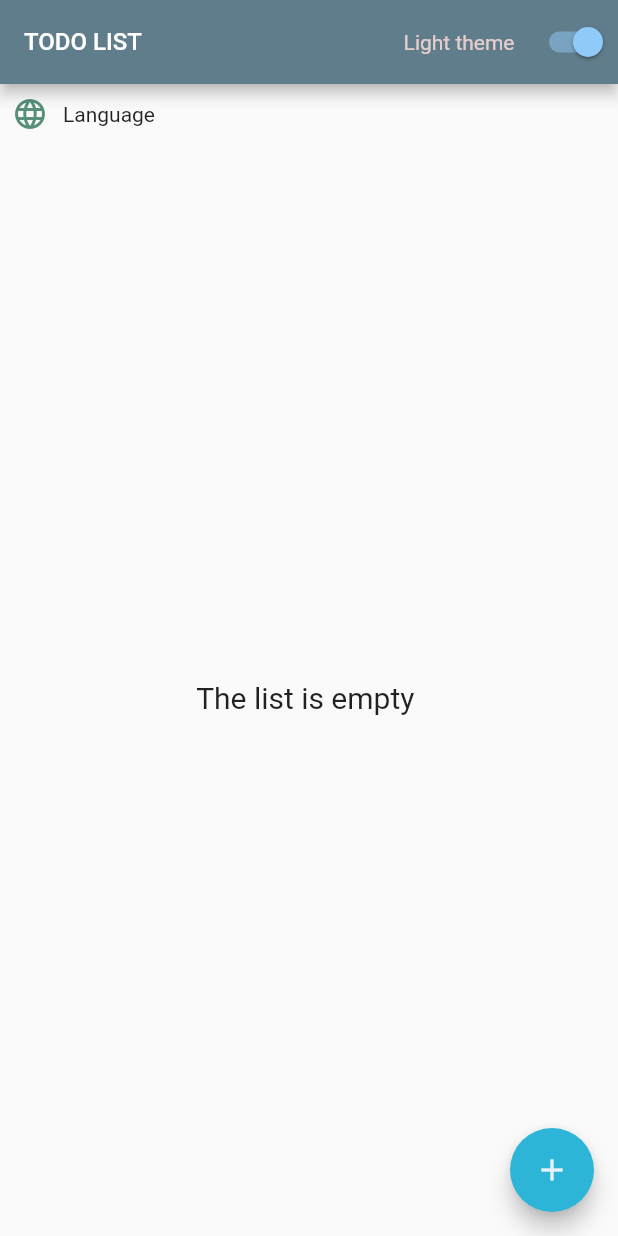
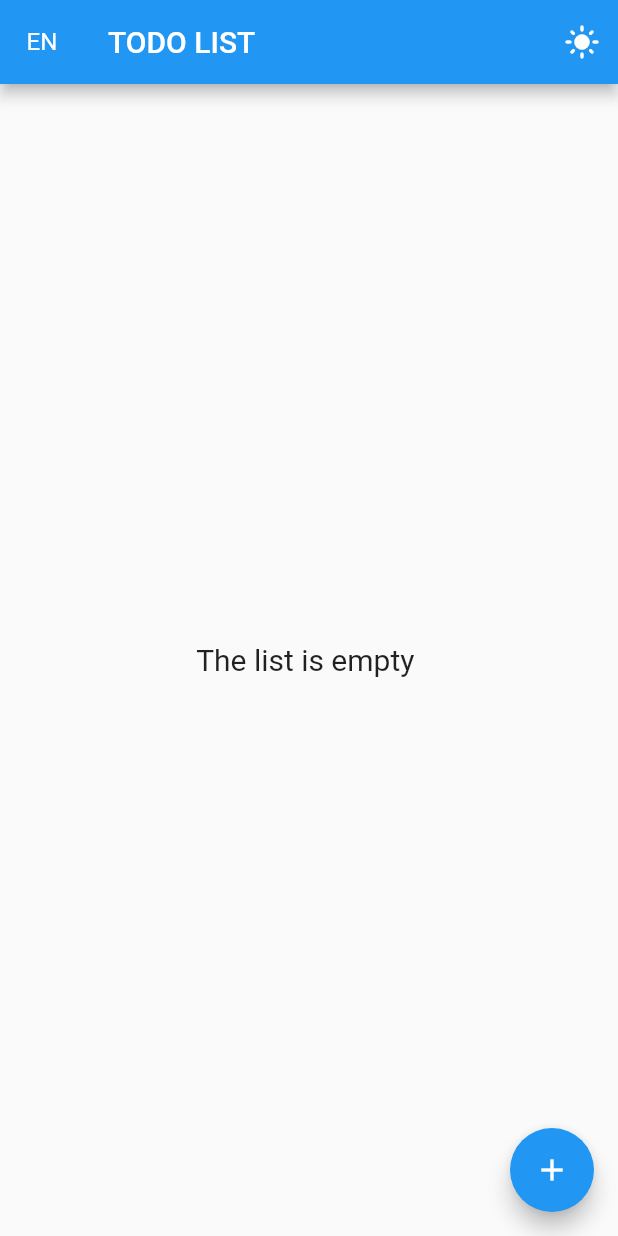
Before and after one commit to TalgatBatyrov/Flutter_todo_app, a Flutter app: the screen it shows after launch, on a phone screen of 412 x 824 dp. Run offline on Flutter 3.47's test engine with Material 2 defaults, Android fonts, the phone set to English and light mode, and no system bars; our stand-ins replace easy_localization, flutter_bloc, flutter_slidable, shared_preferences; Roboto replaces fonts that are missing (SF Pro Text).

Commit message:
ui: refacoring add todo

```diff
--- a/assets/translations/en-US.json
+++ b/assets/translations/en-US.json
@@ -5,5 +5,8 @@
     "language": "Language",
     "list_is_empty": "The list is empty ",
     "edit_todo": "Edit todo",
-    "creat_todo": "Creat todo"
+    "creat_todo": "Creat todo",
+    "cancel": "Cancel",
+    "save": "Save"
+
 }
--- a/assets/translations/ky-KG.json
+++ b/assets/translations/ky-KG.json
@@ -5,5 +5,7 @@
     "language": "Тилди тандоо",
     "list_is_empty": "Тизме бош",
     "edit_todo": "Ишти өзгөртүү",
-    "creat_todo": "Иш түзүү"
+    "creat_todo": "Иш түзүү",
+    "cancel": "Жокко чыгаруу",
+    "save": "Сактоо"
 }
--- a/assets/translations/ru-RU.json
+++ b/assets/translations/ru-RU.json
@@ -5,6 +5,8 @@
     "language": "Язык",
     "list_is_empty": "Список пуст",
     "edit_todo": "Изменить задачу",
-    "creat_todo": "Создать задачу"
+    "creat_todo": "Создать задачу",
+    "cancel": "Отменить",
+    "save": "Сохранить"
 
 }
--- /dev/null
+++ b/lib/app.dart
@@ -0,0 +1,42 @@
+import 'package:easy_localization/easy_localization.dart';
+import 'package:flutter/material.dart';
+import 'package:flutter_bloc/flutter_bloc.dart';
+import 'package:todo_shp_loc_cubit/cubits/theme/theme_cubit.dart';
+import 'package:todo_shp_loc_cubit/widgets/home/home.dart';
+
+class App extends StatefulWidget {
+  const App({Key? key}) : super(key: key);
+
+  @override
+  State<App> createState() => _AppState();
+}
+
+class _AppState extends State<App> {
+  final _themeCubit = ThemeCubit();
+
+  @override
+  void dispose() {
+    _themeCubit.close();
+    super.dispose();
+  }
+
+  @override
+  Widget build(BuildContext context) {
+    return BlocProvider.value(
+      value: _themeCubit,
+      child: BlocBuilder<ThemeCubit, ThemeData>(
+        builder: (context, state) {
+          return MaterialApp(
+            debugShowCheckedModeBanner: false,
+            localizationsDelegates: context.localizationDelegates,
+            supportedLocales: context.supportedLocales,
+            locale: context.locale,
+            title: 'Flutter Demo',
+            theme: state,
+            home: const Home(),
+          );
+        },
+      ),
+    );
+  }
+}
--- a/lib/cubits/theme/theme_cubit.dart
+++ b/lib/cubits/theme/theme_cubit.dart
@@ -1,23 +1,14 @@
+import 'package:flutter/material.dart';
 import 'package:flutter_bloc/flutter_bloc.dart';
-import 'package:shared_preferences/shared_preferences.dart';
-import 'package:todo_shp_loc_cubit/cubits/theme/theme_state.dart';
 
-class ThemeCubit extends Cubit<ThemeState> {
-  bool lightTheme = true;
-  ThemeCubit() : super(ThemeisChanged(themeMode: true)) {
-    loadTheme();
-  }
+class ThemeCubit extends Cubit<ThemeData> {
+  ThemeCubit() : super(ThemeData.light());
 
-  void themeChanged() async {
-    final prefs = await SharedPreferences.getInstance();
-    lightTheme = !lightTheme;
-    await prefs.setBool('theme', lightTheme);
-    emit(ThemeisChanged(themeMode: lightTheme));
-  }
-
-  void loadTheme() async {
-    final prefs = await SharedPreferences.getInstance();
-    lightTheme = prefs.getBool('theme') ?? lightTheme;
-    emit(ThemeisChanged(themeMode: lightTheme));
+  void toggle() {
+    if (state.brightness == Brightness.light) {
+      emit(ThemeData.dark());
+    } else {
+      emit(ThemeData.light());
+    }
   }
 }
--- a/lib/cubits/theme/theme_state.dart
+++ /dev/null
@@ -1,7 +0,0 @@
-abstract class ThemeState {}
-
-class ThemeisChanged extends ThemeState {
-  bool themeMode;
-  // ThemeMode themeMode;
-  ThemeisChanged({required this.themeMode});
-}
--- a/lib/cubits/todo/todo_cubit.dart
+++ b/lib/cubits/todo/todo_cubit.dart
@@ -8,9 +8,8 @@ import 'package:todo_shp_loc_cubit/models/todo.dart';
 class TodoCubit extends Cubit<TodoState> {
   List<dynamic> todoList = [];
   final controller = TextEditingController();
-  bool lightTheme = true;
 
-  TodoCubit() : super(TodoEmptyState()) {
+  TodoCubit() : super(TodoLoadingState()) {
     loadData();
   }
 
--- a/lib/main.dart
+++ b/lib/main.dart
@@ -1,9 +1,6 @@
 import 'package:easy_localization/easy_localization.dart';
 import 'package:flutter/material.dart';
-import 'package:flutter_bloc/flutter_bloc.dart';
-import 'package:todo_shp_loc_cubit/cubits/theme/theme_cubit.dart';
-import 'package:todo_shp_loc_cubit/cubits/theme/theme_state.dart';
-import 'package:todo_shp_loc_cubit/widgets/home/home.dart';
+import 'package:todo_shp_loc_cubit/app.dart';
 
 void main() async {
   WidgetsFlutterBinding.ensureInitialized();
@@ -18,65 +15,7 @@ void main() async {
       ],
       path: 'assets/translations',
       fallbackLocale: const Locale('ru', 'RU'),
-      child: const MyApp(),
+      child: const App(),
     ),
   );
 }
-
-class MyApp extends StatefulWidget {
-  const MyApp({Key? key}) : super(key: key);
-
-  @override
-  State<MyApp> createState() => _MyAppState();
-}
-
-class _MyAppState extends State<MyApp> {
-  late final _themeCubit = ThemeCubit();
-
-  @override
-  void dispose() {
-    _themeCubit.close();
-    super.dispose();
-  }
-
-  @override
-  Widget build(BuildContext context) {
-    return BlocProvider.value(
-      value: _themeCubit,
-      child: BlocBuilder<ThemeCubit, ThemeState>(
-        builder: (context, state) {
-          if (state is ThemeisChanged) {
-            return MaterialApp(
-              debugShowCheckedModeBanner: false,
-              localizationsDelegates: context.localizationDelegates,
-              supportedLocales: context.supportedLocales,
-              locale: context.locale,
-              title: 'Flutter Demo',
-              theme: ThemeData(
-                brightness:
-                    _themeCubit.lightTheme ? Brightness.light : Brightness.dark,
-                primaryColor: Colors.lightBlue[800],
-                primarySwatch: Colors.blueGrey,
-                fontFamily: 'Georgia',
-                textTheme: const TextTheme(
-                  headline1: TextStyle(
-                      fontSize: 22.0,
-                      fontWeight: FontWeight.bold,
-                      fontFamily: 'SF Pro Text'),
-                  headline6: TextStyle(
-                      fontSize: 16.0,
-                      fontStyle: FontStyle.normal,
-                      fontFamily: 'SF Pro Text'),
-                  bodyText2:
-                      TextStyle(fontSize: 14.0, fontFamily: 'SF Pro Text'),
-                ),
-              ),
-              home: const Home(),
-            );
-          }
-          return const SizedBox.shrink();
-        },
-      ),
-    );
-  }
-}
--- a/lib/widgets/home/home.dart
+++ b/lib/widgets/home/home.dart
@@ -1,4 +1,5 @@
 import 'package:easy_localization/easy_localization.dart';
+import 'package:flutter/cupertino.dart';
 import 'package:flutter/material.dart';
 import 'package:flutter_bloc/flutter_bloc.dart';
 import 'package:todo_shp_loc_cubit/cubits/theme/theme_cubit.dart';
@@ -22,150 +23,103 @@ class _HomeState extends State<Home> {
     super.dispose();
   }
 
-  Future<void> showCreateDialog(BuildContext context) {
-    void addTodo() {
-      String inputValue = _todosCubit.controller.text;
-      if (inputValue.isNotEmpty) {
-        _todosCubit.addTodo(
-          Todo(
-            title: inputValue,
-            completed: false,
-          ),
-        );
-      }
-      Navigator.of(context).pop();
-    }
-
-    return showDialog(
-      context: context,
-      builder: (ctx) => AlertDialog(
-        title: Text(tr('creat_todo')),
-        content: TextField(
-          onEditingComplete: () => addTodo(),
-          controller: _todosCubit.controller,
-          autofocus: true,
-          decoration: const InputDecoration(
-            border: OutlineInputBorder(),
-          ),
-        ),
-        actions: <Widget>[
-          TextButton(
-            onPressed: () => addTodo(),
-            child: const Text("Ok"),
-          ),
-        ],
-      ),
-    );
-  }
-
-  void locale(String languageSubtype, String countrySubtype) {
-    context.setLocale(Locale(languageSubtype, countrySubtype));
-    Navigator.of(context).pop();
-  }
-
   @override
   Widget build(BuildContext context) {
     final themeCubit = context.watch<ThemeCubit>();
-    final lightTheme = themeCubit.lightTheme;
-
-    Color themeStyle = !lightTheme
-        ? const Color.fromARGB(255, 77, 81, 85)
-        : const Color.fromARGB(255, 44, 181, 215);
 
     return BlocProvider.value(
       value: _todosCubit,
       child: Scaffold(
         appBar: AppBar(
-          actions: [
-            Row(
-              children: [
-                Text(
-                  tr('light_theme'),
-                  style: const TextStyle(
-                    color: Color.fromARGB(255, 230, 206, 206),
-                    fontFamily: 'SF Pro Text',
-                  ),
+          leading: Center(
+            child: DropdownButton<Locale>(
+              value: context.locale,
+              isDense: true,
+              icon: const SizedBox.shrink(),
+              iconEnabledColor: Colors.white,
+              underline: const SizedBox.shrink(),
+              onChanged: (locale) {
+                context.setLocale(locale ?? context.locale);
+              },
+              items: const [
+                DropdownMenuItem(
+                  value: Locale('en', 'US'),
+                  child: Text('EN'),
                 ),
-                const SizedBox(width: 10),
-                Switch(
-                  activeColor: Colors.blue[200],
-                  value: lightTheme,
-                  onChanged: (_) => themeCubit.themeChanged(),
+                DropdownMenuItem(
+                  value: Locale('ky', 'KG'),
+                  child: Text('KG'),
+                ),
+                DropdownMenuItem(
+                  value: Locale('ru', 'RU'),
+                  child: Text('RU'),
                 ),
               ],
+              selectedItemBuilder: (context) => [
+                const Text('EN', style: TextStyle(color: Colors.white)),
+                const Text('KG', style: TextStyle(color: Colors.white)),
+                const Text('RU', style: TextStyle(color: Colors.white)),
+              ],
+            ),
+          ),
+          actions: [
+            IconButton(
+              onPressed: themeCubit.toggle,
+              icon: Icon(themeCubit.state.brightness == Brightness.light
+                  ? Icons.light_mode
+                  : Icons.dark_mode),
             ),
           ],
           title: Text(tr('app_bar_title').toUpperCase()),
         ),
-        body: Column(
-          crossAxisAlignment: CrossAxisAlignment.center,
-          children: [
-            GestureDetector(
-              onTap: () {
-                showDialog(
-                  context: context,
-                  builder: (ctx) {
-                    ButtonStyle buttonStyle = ButtonStyle(
-                      foregroundColor: MaterialStateProperty.all(Colors.white),
-                      backgroundColor: MaterialStateProperty.all(themeStyle),
-                    );
-                    return AlertDialog(
-                      actionsAlignment: MainAxisAlignment.end,
-                      title: Text(tr('language')),
+        body: const SizedBox(
+          child: Expanded(child: TodoLIst()),
+        ),
+        floatingActionButton: FloatingActionButton(
+          onPressed: () async {
+            showCupertinoDialog(
+              context: context,
+              builder: (context) {
+                final todoController = TextEditingController();
+                return GestureDetector(
+                  onTap: () => Navigator.pop(context),
+                  child: Material(
+                    color: Colors.transparent,
+                    child: CupertinoAlertDialog(
+                      title: Text(tr('creat_todo')),
+                      content: TextField(
+                        controller: todoController,
+                        autofocus: true,
+                      ),
                       actions: [
-                        TextButton(
-                          style: buttonStyle,
-                          onPressed: () => locale('ru', 'RU'),
-                          child: const Text(
-                            'Русский',
-                            style: TextStyle(fontSize: 14),
-                          ),
+                        CupertinoDialogAction(
+                          child: Text(tr('cancel')),
+                          onPressed: () => Navigator.pop(context),
                         ),
-                        const SizedBox(height: 10),
-                        TextButton(
-                          style: buttonStyle,
-                          onPressed: () => locale('ky', 'KG'),
-                          child: const Text('Кыргызча'),
-                        ),
-                        const SizedBox(height: 10),
-                        TextButton(
-                          style: buttonStyle,
-                          onPressed: () => locale('en', 'US'),
-                          child: const Text('English'),
+                        CupertinoDialogAction(
+                          child: Text(tr('save')),
+                          onPressed: () {
+                            if (todoController.text.isEmpty) {
+                              Navigator.pop(context);
+                              return;
+                            }
+                            _todosCubit.addTodo(
+                              Todo(
+                                title: todoController.text,
+                                completed: false,
+                              ),
+                            );
+                            Navigator.pop(context);
+                          },
                         ),
                       ],
-                    );
-                  },
+                    ),
+                  ),
                 );
               },
-              child: Padding(
-                padding: const EdgeInsets.all(8.0),
-                child: Row(
-                  children: [
-                    const Icon(
-                      Icons.language,
-                      color: Color.fromARGB(255, 86, 144, 121),
-                    ),
-                    const SizedBox(width: 10),
-                    Text(tr('language'))
-                  ],
-                ),
-              ),
-            ),
-            const SizedBox(height: 10),
-            const Expanded(child: TodoLIst()),
-          ],
-        ),
-        floatingActionButton: FloatingActionButton(
-          backgroundColor: themeStyle,
-          onPressed: () async {
-            _todosCubit.controller.text = '';
-            return await showCreateDialog(context);
+            );
           },
-          child: Icon(
-            Icons.add,
-            color: Colors.blue[50],
-          ),
+          child: const Icon(Icons.add),
         ),
       ),
     );
--- a/lib/widgets/home/todo_list/todo_items/todo_items.dart
+++ b/lib/widgets/home/todo_list/todo_items/todo_items.dart
@@ -18,7 +18,6 @@ class TodoItems extends StatelessWidget {
   Widget build(BuildContext context) {
     final todoCubit = context.read<TodoCubit>();
     final themeCubit = context.watch<ThemeCubit>();
-    var lightTheme = themeCubit.lightTheme;
     return Slidable(
         key: ValueKey(todo),
         startActionPane: ActionPane(
@@ -36,7 +35,7 @@ class TodoItems extends StatelessWidget {
           ],
         ),
         child: CheckboxListTile(
-          side: lightTheme
+          side: themeCubit.state.brightness == Brightness.light
               ? const BorderSide(
                   color: Color.fromARGB(132, 105, 101, 101), width: 1)
               : const BorderSide(color: Colors.white, width: double.infinity),
--- a/lib/widgets/home/todo_list/todo_items/todo_title/todo_title.dart
+++ b/lib/widgets/home/todo_list/todo_items/todo_title/todo_title.dart
@@ -12,7 +12,7 @@ class TodoTitle extends StatelessWidget {
   @override
   Widget build(BuildContext context) {
     final todoCubit = context.read<TodoCubit>();
-    final lightTheme = context.read<ThemeCubit>().lightTheme;
+    final theme = context.read<ThemeCubit>().state.brightness;
     return GestureDetector(
       onDoubleTap: () {
         void editTodo() {
@@ -52,7 +52,7 @@ class TodoTitle extends StatelessWidget {
         style: TextStyle(
           fontSize: 16.0,
           fontFamily: 'SF Pro Text',
-          color: todo.completed && lightTheme
+          color: todo.completed && theme == Brightness.light
               ? Colors.grey[500]
               : const Color.fromARGB(255, 86, 81, 81),
           decoration: todo.completed ? TextDecoration.lineThrough : null,
--- a/lib/widgets/home/todo_list/todo_list.dart
+++ b/lib/widgets/home/todo_list/todo_list.dart
@@ -30,9 +30,6 @@ class TodoLIst extends StatelessWidget {
               var todo = state.loadedTodo[index];
               return Container(
                 key: ValueKey('TodoItem__$todo'),
-                // color: index.isEven
-                // ? const Color.fromARGB(99, 221, 222, 197)
-                // : const Color.fromARGB(98, 181, 181, 178),
                 child: TodoItems(todo: todo),
               );
             },
--- a/lib/widgets/states_widgets/empty.dart
+++ b/lib/widgets/states_widgets/empty.dart
@@ -6,6 +6,7 @@ class Empty extends StatelessWidget {
 
   @override
   Widget build(BuildContext context) {
+    context.locale;
     return Center(
       child: Text(
         tr('list_is_empty'),
```
Also changed, not shown: pubspec.yaml (+5 -60 lines).
